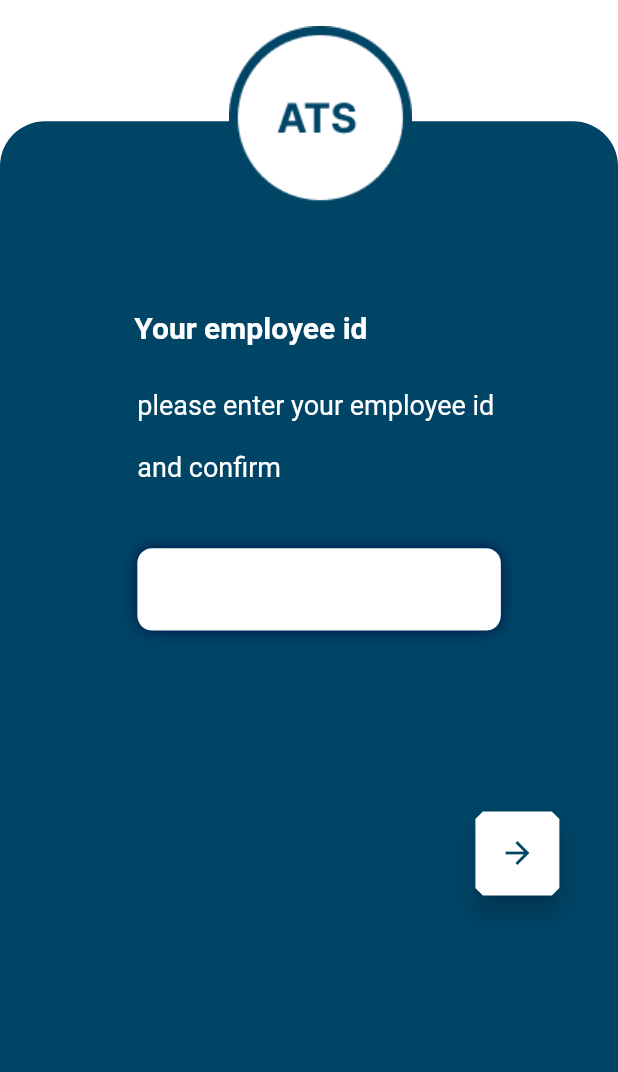
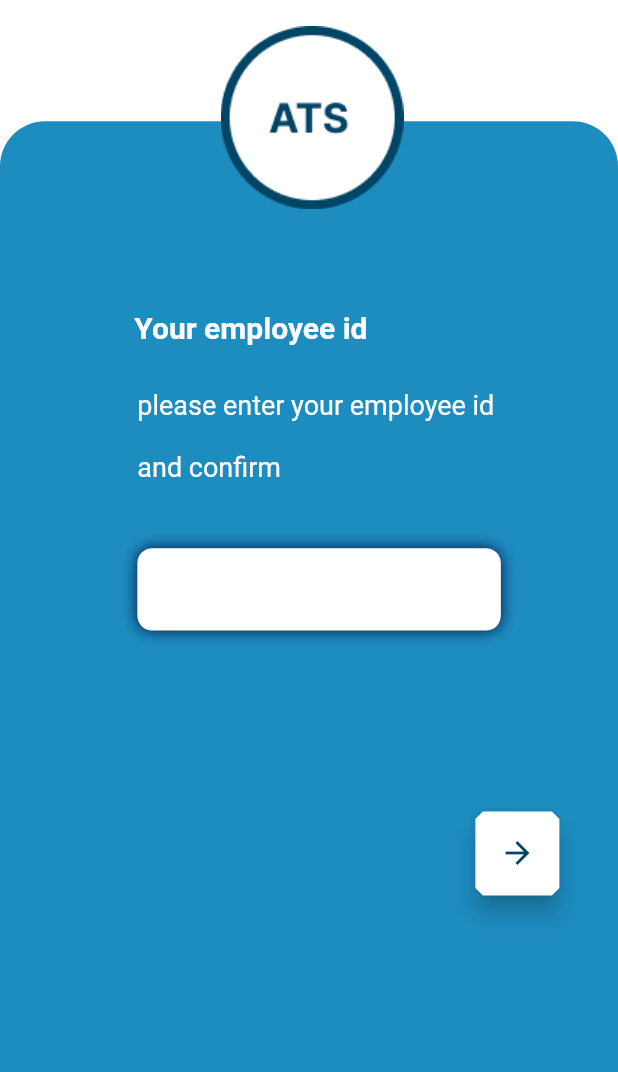
Before and after one commit to op0318/ats_beta, a Flutter app: the screen it shows after launch, after a tap on "Skip", on a phone screen of 412 x 824 dp, the part 164-1236 px from its top. Run offline on Flutter 3.47's test engine with Material 2 defaults, Android fonts, the phone set to English and light mode, and no system bars; our stand-ins replace smooth_page_indicator.

Commit message:
color change

```diff
--- a/lib/Screens/Authentication/login.dart
+++ b/lib/Screens/Authentication/login.dart
@@ -63,12 +63,12 @@ class Employeepage extends StatelessWidget {
                   decoration:   const BoxDecoration(
                     borderRadius: BorderRadius.only(topLeft: Radius.circular(30),
                         topRight: Radius.circular(30)),
-                    color: Color(0xff004466),
+                    color: Color(0xff1d8cbf),
                   ),
                 )
             ),
 
-            Positioned(left: Width/2.7,
+            Positioned(left: Width/2.8,
                 top: Height/6.5,
                 child: const Image(image: AssetImage('assets/images/atscircle.png'))
             ),
--- a/lib/Screens/WelcomePages/WelcomePage1.dart
+++ b/lib/Screens/WelcomePages/WelcomePage1.dart
@@ -18,7 +18,7 @@ class _Page1State extends State<Page1> {
     double Width = MediaQuery.of(context).size.width;
     return Scaffold(
       body:Container(
-        color: Color(0xff367df7),
+        color: Color(0xff1d8cbf),
         child: Column(
 
           children:  [
@@ -31,23 +31,7 @@ class _Page1State extends State<Page1> {
               child: Text('App is based on tracking the location details of the employee login & logout time',
                   style:TextStyle(color: const Color(0xffF5FAFD), fontSize: Height/30, fontWeight:  FontWeight.normal) ),
             ),
-            // SizedBox(height: Height/30,),
-            // SmoothPageIndicator(
-            //   controller: Controller,
-            //   count: 3,
-            //   effect: WormEffect(
-            //     activeDotColor: Colors.red,
-            //     dotColor: Colors.deepPurple.shade100,
-            //     dotHeight:  Height/50,
-            //     dotWidth: Width/30,
-            //     spacing: 16,
-            //     //verticalOffset: 50,
-            //
-            //   ),
-            // ),
-            // SizedBox(height: Height/30,),
 
-           // SkipAndNext(),
           ],
         ),
       ),
--- a/lib/Screens/WelcomePages/WelcomePage2.dart
+++ b/lib/Screens/WelcomePages/WelcomePage2.dart
@@ -15,7 +15,7 @@ class _Page2State extends State<Page2> {
     double Width = MediaQuery.of(context).size.width;
     return Scaffold(
       body:Container(
-        color: Color(0xff367df7),
+        color: Color(0xff1d8cbf),
         child: Column(
           children:  [
             Padding(
--- a/lib/Screens/WelcomePages/WelcomePage3.dart
+++ b/lib/Screens/WelcomePages/WelcomePage3.dart
@@ -15,7 +15,7 @@ class _Page3State extends State<Page3> {
     double Width = MediaQuery.of(context).size.width;
     return  Scaffold(
         body: Container(
-          color: Color(0xff367df7),
+          color: Color(0xff1d8cbf),
           child: Column(
 
             children:  [
```
